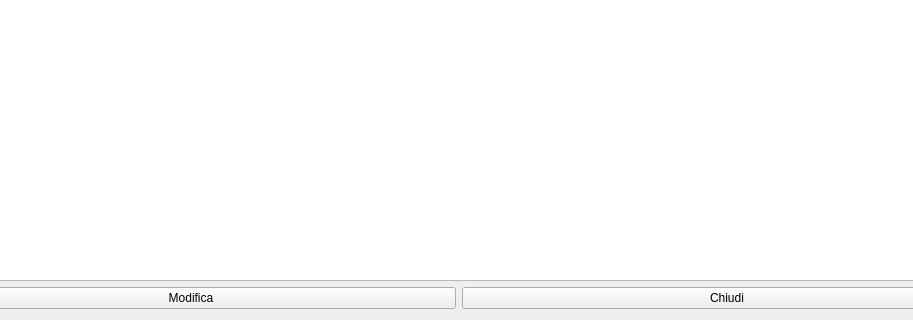
This is coperations.ui in fblabs/cimiapp2 as Qt 5 draws it before an edit; both pictures show x 85 to 998 and y 191 to 511 of the 1088 by 511 pixel window. The edited form follows.
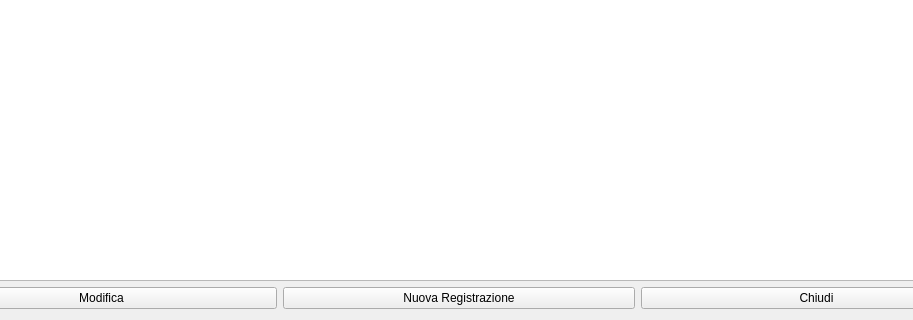
This is the edited form. Icons and pictures are not drawn.

The edit to the form file:
```diff
--- a/coperations.ui
+++ b/coperations.ui
@@ -85,6 +85,23 @@
        </property>
       </widget>
      </item>
+     <item>
+      <widget class="QPushButton" name="pushButton_3">
+       <property name="text">
+        <string>Nuova Registrazione</string>
+       </property>
+       <property name="icon">
+        <iconset resource="graphics.qrc">
+         <normaloff>:/Resources/Visa.PNG</normaloff>:/Resources/Visa.PNG</iconset>
+       </property>
+       <property name="iconSize">
+        <size>
+         <width>32</width>
+         <height>32</height>
+        </size>
+       </property>
+      </widget>
+     </item>
      <item>
       <widget class="QPushButton" name="pushButton_2">
        <property name="text">
```
